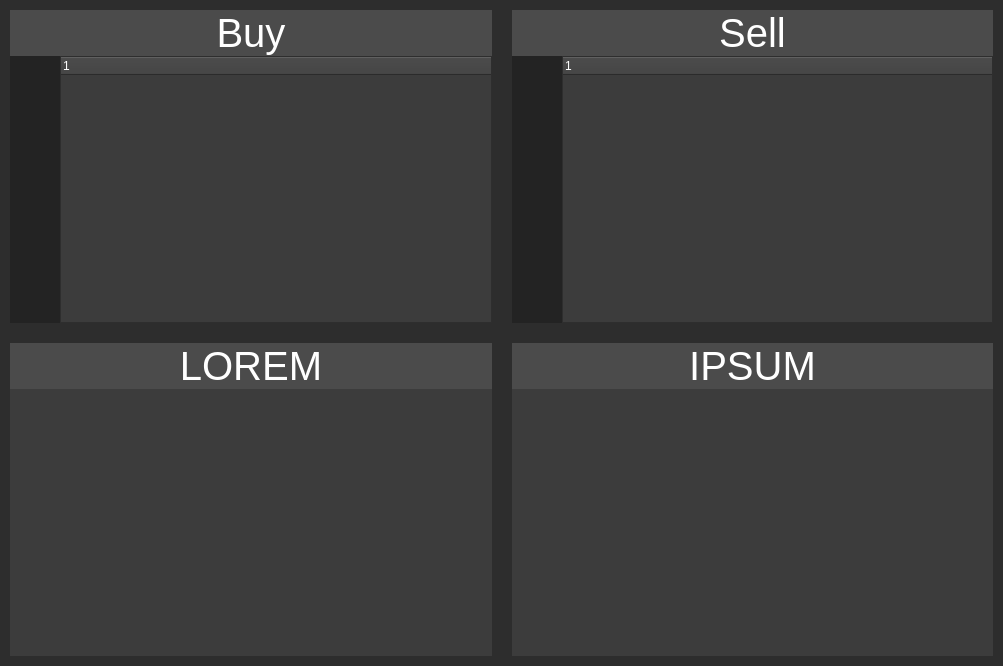
Before: the Qt Designer form ui/strategy_page.ui in kornelHub/BackTesting-App, drawn with Qt 5.
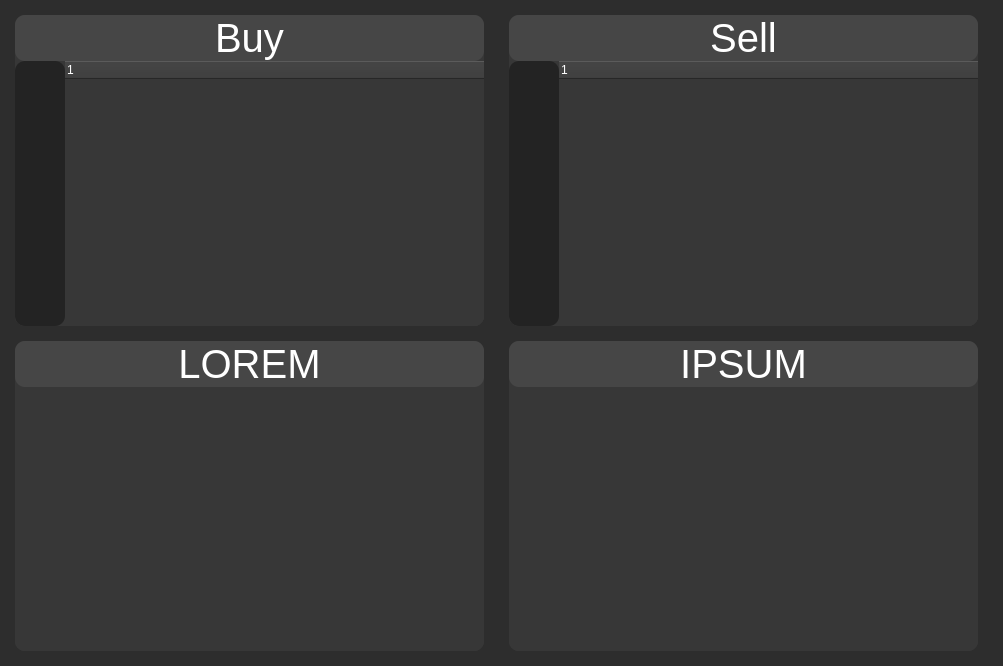
After: the same form once the commit is applied.

```diff
--- a/ui/strategy_page.ui
+++ b/ui/strategy_page.ui
@@ -24,19 +24,19 @@
   </property>
   <layout class="QHBoxLayout" name="horizontalLayout">
    <property name="spacing">
-    <number>0</number>
+    <number>15</number>
    </property>
    <property name="leftMargin">
-    <number>0</number>
+    <number>15</number>
    </property>
    <property name="topMargin">
-    <number>0</number>
+    <number>15</number>
    </property>
    <property name="rightMargin">
-    <number>0</number>
+    <number>15</number>
    </property>
    <property name="bottomMargin">
-    <number>0</number>
+    <number>15</number>
    </property>
    <item>
     <widget class="QWidget" name="p2_left_widget" native="true">
@@ -46,22 +46,43 @@
        <verstretch>0</verstretch>
       </sizepolicy>
      </property>
-     <layout class="QVBoxLayout" name="verticalLayout_8">
+     <property name="styleSheet">
+      <string notr="true"/>
+     </property>
+     <layout class="QHBoxLayout" name="horizontalLayout_4">
       <property name="spacing">
-       <number>10</number>
+       <number>0</number>
       </property>
       <property name="leftMargin">
-       <number>10</number>
+       <number>0</number>
       </property>
       <property name="topMargin">
-       <number>10</number>
+       <number>0</number>
       </property>
       <property name="rightMargin">
-       <number>10</number>
+       <number>0</number>
       </property>
       <property name="bottomMargin">
+       <number>0</number>
+      </property>
+      <item>
+       <widget class="QWidget" name="widget_7" native="true">
+        <layout class="QVBoxLayout" name="verticalLayout_6">
+         <property name="spacing">
+          <number>15</number>
+         </property>
+         <property name="leftMargin">
+          <number>0</number>
+         </property>
+         <property name="topMargin">
+          <number>0</number>
+         </property>
+         <property name="rightMargin">
        <number>10</number>
       </property>
+         <property name="bottomMargin">
+          <number>0</number>
+         </property>
       <item>
        <widget class="QWidget" name="p2_leftTop_widget" native="true">
         <property name="sizePolicy">
@@ -70,6 +91,11 @@
           <verstretch>0</verstretch>
          </sizepolicy>
         </property>
+           <property name="styleSheet">
+            <string notr="true">background-color: rgb(55,55,55);
+color: rgb(255, 255, 255);
+border-radius: 10px;</string>
+           </property>
         <layout class="QVBoxLayout" name="verticalLayout">
          <property name="spacing">
           <number>0</number>
@@ -84,7 +110,7 @@
           <number>0</number>
          </property>
          <property name="bottomMargin">
-          <number>5</number>
+             <number>0</number>
          </property>
          <item>
           <widget class="QLabel" name="p2_buy_label">
@@ -105,9 +131,10 @@
            </property>
            <property name="styleSheet">
             <string notr="true">QLabel {
-	background-color: rgb(75, 75, 75);
+	background-color: rgb(70,70,70);
 	font: 30pt &quot;MS Shell Dlg 2&quot;;
 	color: rgb(255,255,255);
+	border-radius:10px 10px 10px 0px;
 }</string>
            </property>
            <property name="text">
@@ -126,6 +153,9 @@
              <verstretch>0</verstretch>
             </sizepolicy>
            </property>
+              <property name="styleSheet">
+               <string notr="true">background-color: rgb(55,55,55);</string>
+              </property>
            <layout class="QHBoxLayout" name="horizontalLayout_2">
             <property name="spacing">
              <number>0</number>
@@ -144,6 +174,12 @@
             </property>
             <item>
              <widget class="QWidget" name="widget_3" native="true">
+                 <property name="sizePolicy">
+                  <sizepolicy hsizetype="Preferred" vsizetype="Expanding">
+                   <horstretch>0</horstretch>
+                   <verstretch>0</verstretch>
+                  </sizepolicy>
+                 </property>
               <property name="minimumSize">
                <size>
                 <width>40</width>
@@ -206,7 +242,7 @@
                 </widget>
                </item>
                <item>
-                <widget class="QPushButton" name="pushButton_9">
+                   <widget class="QPushButton" name="p2_undo_buy_rule">
                  <property name="maximumSize">
                   <size>
                    <width>32</width>
@@ -252,7 +288,7 @@
               </property>
               <property name="styleSheet">
                <string notr="true">color: rgb(255, 255, 255);
-background-color: rgb(60, 60,60);
+background-color: rgb(55,55,55);
 font: 8pt &quot;MS Shell Dlg 2&quot;;</string>
               </property>
               <column>
@@ -277,7 +313,9 @@
          </sizepolicy>
         </property>
         <property name="styleSheet">
-         <string notr="true"/>
+            <string notr="true">background-color: rgb(55,55,55);
+color: rgb(255, 255, 255);
+border-radius: 10px;</string>
         </property>
         <layout class="QVBoxLayout" name="verticalLayout_3">
          <property name="spacing">
@@ -287,7 +325,7 @@
           <number>0</number>
          </property>
          <property name="topMargin">
-          <number>5</number>
+             <number>0</number>
          </property>
          <property name="rightMargin">
           <number>0</number>
@@ -314,9 +352,10 @@
            </property>
            <property name="styleSheet">
             <string notr="true">QLabel {
-	background-color: rgb(75, 75, 75);
+	background-color: rgb(70,70,70);
 	font: 30pt &quot;MS Shell Dlg 2&quot;;
 	color: rgb(255,255,255);
+	border-radius: 10px;
 }</string>
            </property>
            <property name="text">
@@ -336,8 +375,11 @@
             </sizepolicy>
            </property>
            <property name="styleSheet">
-            <string notr="true">background-color: rgb(60, 60,60);</string>
-           </property>
+               <string notr="true">background-color: rgb(55,55,55);</string>
+              </property>
+             </widget>
+            </item>
+           </layout>
           </widget>
          </item>
         </layout>
@@ -354,21 +396,21 @@
        <verstretch>0</verstretch>
       </sizepolicy>
      </property>
-     <layout class="QVBoxLayout" name="verticalLayout_9">
+     <layout class="QVBoxLayout" name="verticalLayout_9" stretch="0,0">
       <property name="spacing">
-       <number>10</number>
+       <number>15</number>
       </property>
       <property name="leftMargin">
-       <number>10</number>
+       <number>0</number>
       </property>
       <property name="topMargin">
-       <number>10</number>
+       <number>0</number>
       </property>
       <property name="rightMargin">
        <number>10</number>
       </property>
       <property name="bottomMargin">
-       <number>10</number>
+       <number>0</number>
       </property>
       <item>
        <widget class="QWidget" name="p2_rightTop_widget" native="true">
@@ -378,6 +420,11 @@
           <verstretch>0</verstretch>
          </sizepolicy>
         </property>
+        <property name="styleSheet">
+         <string notr="true">background-color: rgb(55,55,55);
+color: rgb(255, 255, 255);
+border-radius: 10px;</string>
+        </property>
         <layout class="QVBoxLayout" name="verticalLayout_11">
          <property name="spacing">
           <number>0</number>
@@ -392,7 +439,7 @@
           <number>0</number>
          </property>
          <property name="bottomMargin">
-          <number>5</number>
+          <number>0</number>
          </property>
          <item>
           <widget class="QLabel" name="p2_sell_label">
@@ -413,9 +460,10 @@
            </property>
            <property name="styleSheet">
             <string notr="true">QLabel {
-	background-color: rgb(75, 75, 75);
+	background-color: rgb(70,70,70);
 	font: 30pt &quot;MS Shell Dlg 2&quot;;
 	color: rgb(255,255,255);
+	border-radius: 10px;
 }</string>
            </property>
            <property name="text">
@@ -434,6 +482,9 @@
              <verstretch>0</verstretch>
             </sizepolicy>
            </property>
+           <property name="styleSheet">
+            <string notr="true">background-color: rgb(55,55,55);</string>
+           </property>
            <layout class="QHBoxLayout" name="horizontalLayout_3">
             <property name="spacing">
              <number>0</number>
@@ -514,7 +565,7 @@
                 </widget>
                </item>
                <item>
-                <widget class="QPushButton" name="pushButton_13">
+                <widget class="QPushButton" name="p2_undo_sell_rule">
                  <property name="maximumSize">
                   <size>
                    <width>32</width>
@@ -559,15 +610,21 @@
                </sizepolicy>
               </property>
               <property name="styleSheet">
-               <string notr="true">color: rgb(255, 255, 255);
-font: 8pt &quot;MS Shell Dlg 2&quot;;
-background-color: rgb(60, 60,60);</string>
+               <string notr="true">font: 8pt &quot;MS Shell Dlg 2&quot;;
+background-color: rgb(55,55,55);
+color: rgb(255, 255, 255);</string>
               </property>
               <property name="dragDropMode">
-               <enum>QAbstractItemView::NoDragDrop</enum>
+               <enum>QAbstractItemView::DragDrop</enum>
+              </property>
+              <property name="defaultDropAction">
+               <enum>Qt::MoveAction</enum>
               </property>
               <property name="selectionMode">
-               <enum>QAbstractItemView::NoSelection</enum>
+               <enum>QAbstractItemView::SingleSelection</enum>
+              </property>
+              <property name="selectionBehavior">
+               <enum>QAbstractItemView::SelectRows</enum>
               </property>
               <column>
                <property name="text">
@@ -590,6 +647,11 @@
           <verstretch>0</verstretch>
          </sizepolicy>
         </property>
+        <property name="styleSheet">
+         <string notr="true">background-color: rgb(55,55,55);
+color: rgb(255, 255, 255);
+border-radius: 10px;</string>
+        </property>
         <layout class="QVBoxLayout" name="verticalLayout_2">
          <property name="spacing">
           <number>0</number>
@@ -598,7 +660,7 @@
           <number>0</number>
          </property>
          <property name="topMargin">
-          <number>5</number>
+          <number>0</number>
          </property>
          <property name="rightMargin">
           <number>0</number>
@@ -625,9 +687,10 @@
            </property>
            <property name="styleSheet">
             <string notr="true">QLabel {
-	background-color: rgb(75, 75, 75);
+	background-color: rgb(70,70,70);
 	font: 30pt &quot;MS Shell Dlg 2&quot;;
 	color: rgb(255,255,255);
+	border-radius: 10px;
 }</string>
            </property>
            <property name="text">
@@ -647,7 +710,7 @@
             </sizepolicy>
            </property>
            <property name="styleSheet">
-            <string notr="true">background-color: rgb(60, 60,60);</string>
+            <string notr="true">background-color: rgb(55,55,55);</string>
            </property>
           </widget>
          </item>
```
Lines whose indentation alone changed are shown as unchanged.
